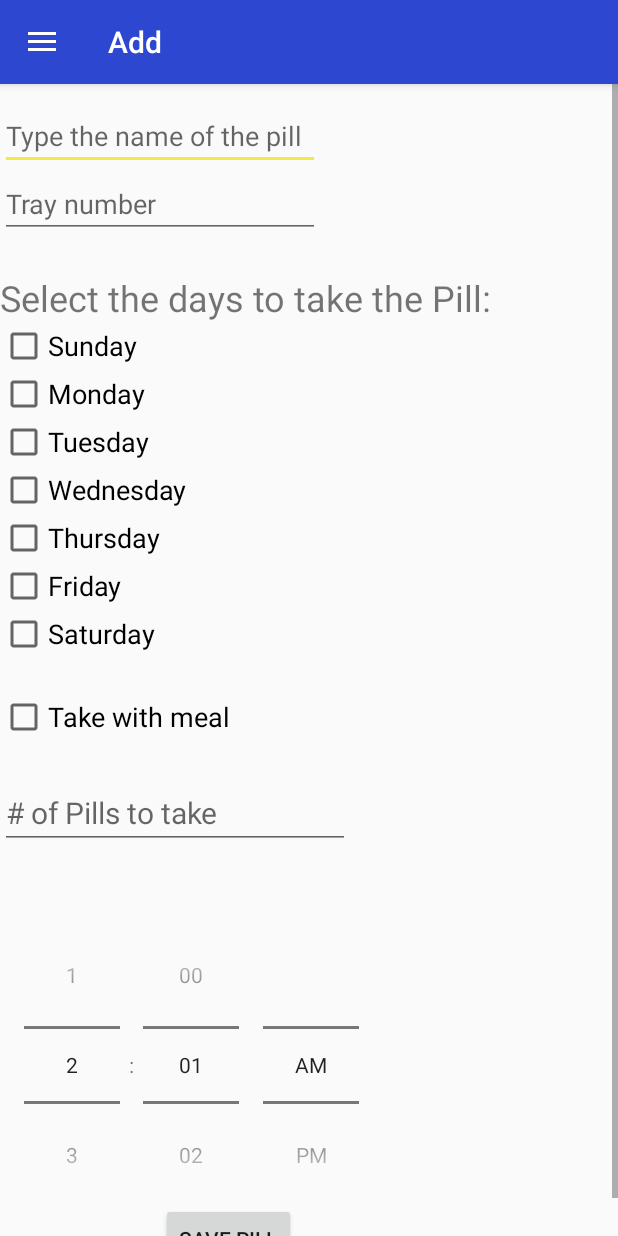
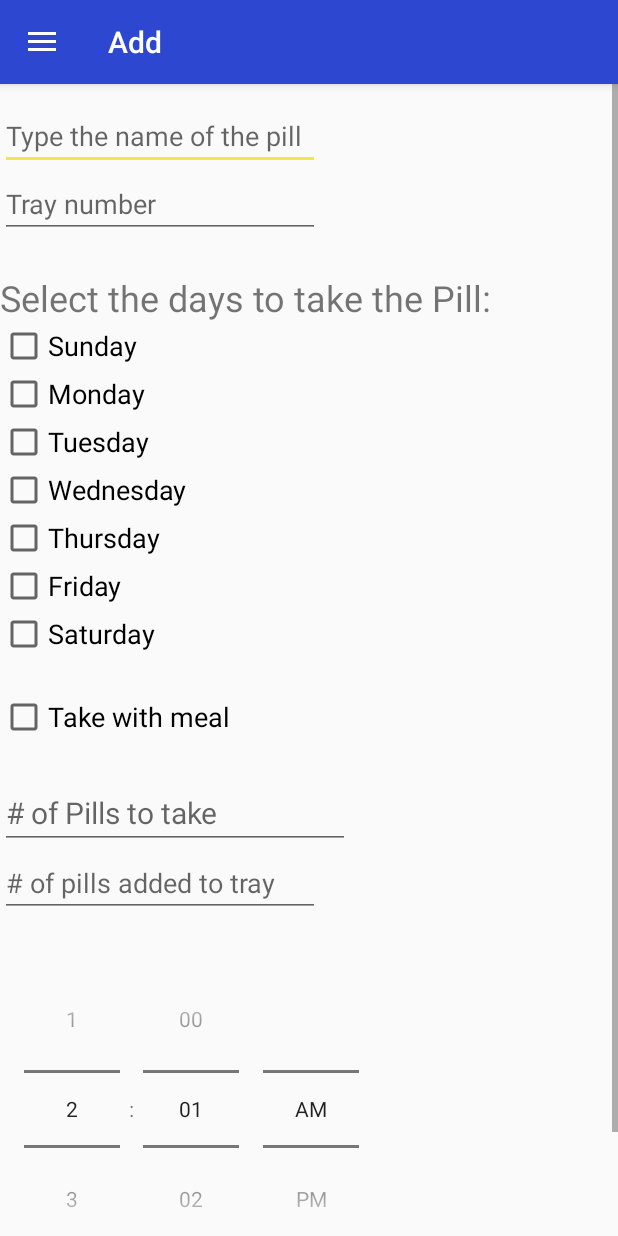
Before and after one commit to nriaziat/MHacks2017, an Android app: the screen it shows after launch (MainActivity), after a tap on "Add Pill", on a phone screen of 412 x 824 dp. Run offline under Robolectric (Android 15) with nearby library versions, the phone set to English and light mode, and no system bars; libraries missing offline, so code that uses them is left out: com.amazonaws.auth, com.amazonaws.mobileconnectors, com.amazonaws.regions, com.amazonaws.services; 1 other tap on this screen came first.

Commit message:
Added number of pills functionality to add page

```diff
--- a/AndroidApp/PillDispenser/app/src/main/res/layout/add.xml
+++ b/AndroidApp/PillDispenser/app/src/main/res/layout/add.xml
@@ -5,7 +5,7 @@
     <RelativeLayout
         android:id="@+id/add"
         android:layout_width="match_parent"
-        android:layout_height="850dp">
+        android:layout_height="900dp">
 
         <EditText
             android:id="@+id/editText10"
@@ -165,19 +165,31 @@
             android:layout_height="wrap_content"
             android:layout_alignParentLeft="true"
             android:layout_alignParentStart="true"
-            android:layout_below="@+id/editText12"
-            android:layout_marginTop="38dp"
+            android:layout_below="@+id/editText2"
+            android:layout_marginTop="22dp"
             android:timePickerMode="spinner" />
 
         <Button
             android:id="@+id/button"
             android:layout_width="wrap_content"
             android:layout_height="wrap_content"
-            android:text="Save PIll"
+            android:layout_alignEnd="@+id/editText11"
             android:layout_alignParentBottom="true"
             android:layout_alignRight="@+id/editText11"
-            android:layout_alignEnd="@+id/editText11"
+            android:layout_marginEnd="16dp"
             android:layout_marginRight="16dp"
-            android:layout_marginEnd="16dp" />
+            android:text="Save PIll" />
+
+        <EditText
+            android:id="@+id/editText2"
+            android:layout_width="wrap_content"
+            android:layout_height="wrap_content"
+            android:layout_alignParentLeft="true"
+            android:layout_alignParentStart="true"
+            android:layout_below="@+id/editText12"
+            android:ems="10"
+            android:hint="# of pills added to tray"
+            android:inputType="number" />
+
     </RelativeLayout>
 </ScrollView>
```
